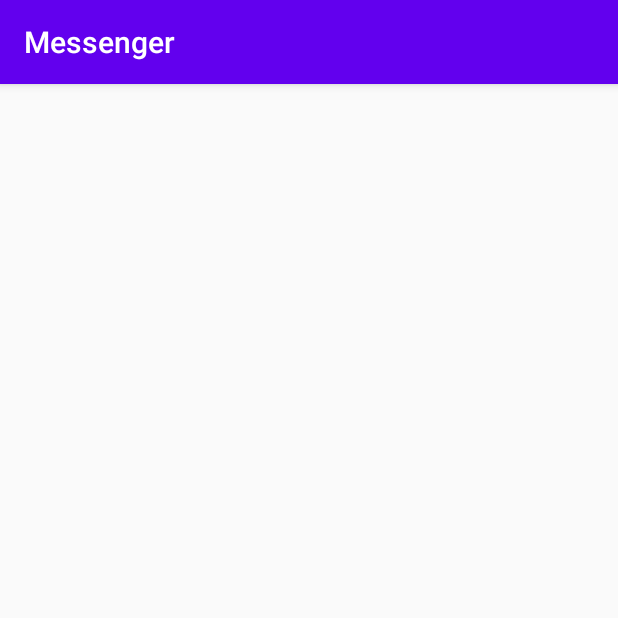
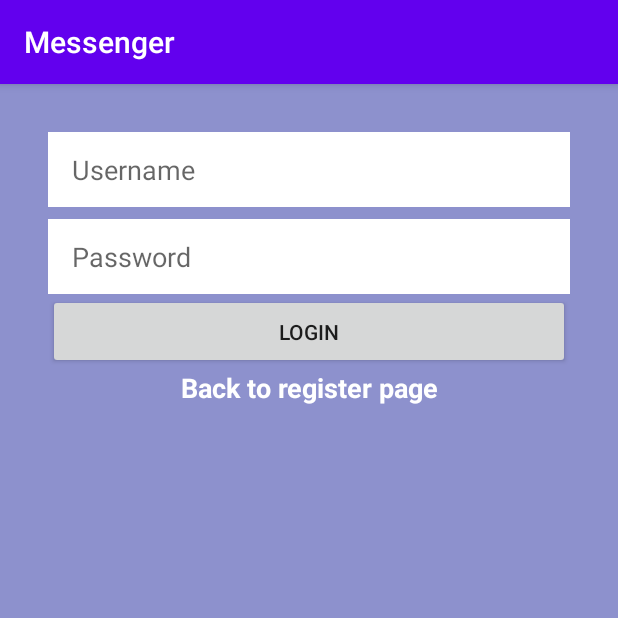
Before and after one commit to sayuree/android-simple-messenger, an Android app: the LoginActvity screen opened directly, with no data from a screen before it, on a phone screen of 412 x 824 dp, the top half of it. Run offline under Robolectric (Android 15) with nearby library versions, the phone set to English and light mode, and no system bars.

Commit message:
Added raw view of login page

```diff
--- a/app/src/main/res/layout/activity_login.xml
+++ b/app/src/main/res/layout/activity_login.xml
@@ -1,6 +1,59 @@
 <?xml version="1.0" encoding="utf-8"?>
-<androidx.constraintlayout.widget.ConstraintLayout
-    xmlns:android="http://schemas.android.com/apk/res/android" android:layout_width="match_parent"
-    android:layout_height="match_parent">
+<androidx.constraintlayout.widget.ConstraintLayout xmlns:android="http://schemas.android.com/apk/res/android"
+    android:layout_width="match_parent"
+    android:layout_height="match_parent"
+    xmlns:app="http://schemas.android.com/apk/res-auto"
+    android:background="@color/blueBell">
+
+    <EditText
+        android:id="@+id/username_edittext_login"
+        android:layout_width="match_parent"
+        android:layout_height="50dp"
+        app:layout_constraintTop_toTopOf="parent"
+        app:layout_constraintLeft_toLeftOf="parent"
+        app:layout_constraintRight_toRightOf="parent"
+        android:background="@android:color/white"
+        app:layout_constraintLeft_toRightOf="parent"
+        android:inputType="text"
+        android:hint="@string/username"
+        android:paddingLeft="16dp"
+        android:layout_marginLeft="32dp"
+        android:layout_marginRight="32dp"
+        android:layout_marginTop="32dp"/>
+
+    <EditText
+        android:id="@+id/password_edittext_login"
+        android:layout_width="0dp"
+        android:layout_height="50dp"
+        app:layout_constraintTop_toBottomOf="@+id/username_edittext_login"
+        app:layout_constraintLeft_toLeftOf="@id/username_edittext_login"
+        app:layout_constraintRight_toRightOf="@id/username_edittext_login"
+        android:background="@android:color/white"
+        android:layout_marginTop="8dp"
+        android:hint="@string/password"
+        android:paddingLeft="16dp"
+        />
+
+    <Button
+        android:id="@+id/login_button"
+        android:layout_width="0dp"
+        android:layout_height="50dp"
+        app:layout_constraintTop_toBottomOf="@id/password_edittext_login"
+        app:layout_constraintLeft_toLeftOf="@id/password_edittext_login"
+        app:layout_constraintRight_toRightOf="@id/password_edittext_login"
+        android:text="@string/login"
+        />
+    <TextView
+        android:id="@+id/back_to_register_text_view"
+        android:layout_width="0dp"
+        android:layout_height="wrap_content"
+        app:layout_constraintTop_toBottomOf="@+id/login_button"
+        app:layout_constraintLeft_toLeftOf="@id/login_button"
+        app:layout_constraintRight_toRightOf="@id/login_button"
+        android:text="@string/back_to_register"
+        android:textColor="@android:color/white"
+        android:textStyle="bold"
+        android:textSize="18sp"
+        android:gravity="center"/>
 
 </androidx.constraintlayout.widget.ConstraintLayout>
--- a/app/src/main/res/values/strings.xml
+++ b/app/src/main/res/values/strings.xml
@@ -5,4 +5,6 @@
     <string name="email">Email</string>
     <string name="button_name">Register</string>
     <string name="already_have_an_account">Already have an account?</string>
+    <string name="login">Login</string>
+    <string name="back_to_register">Back to register page</string>
 </resources>
```
